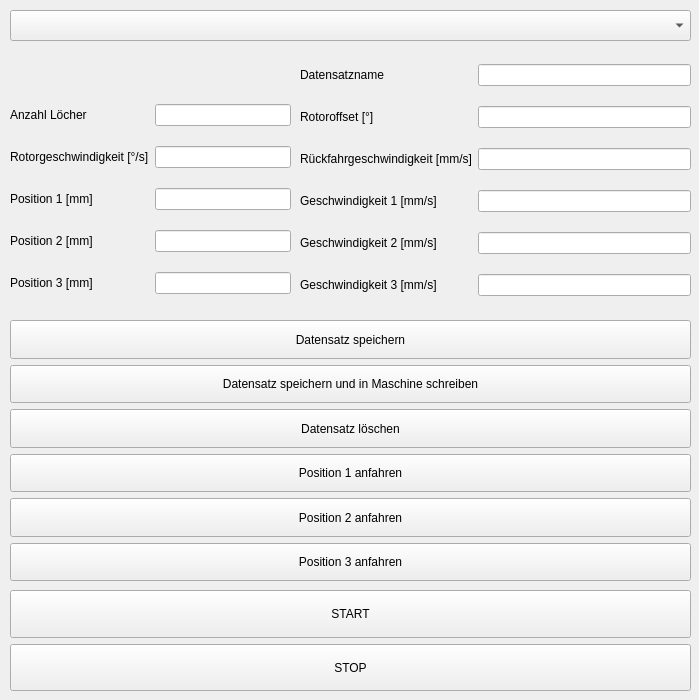
sicheider/Bohrvorrichtung, file Interface.ui: the form before one commit.
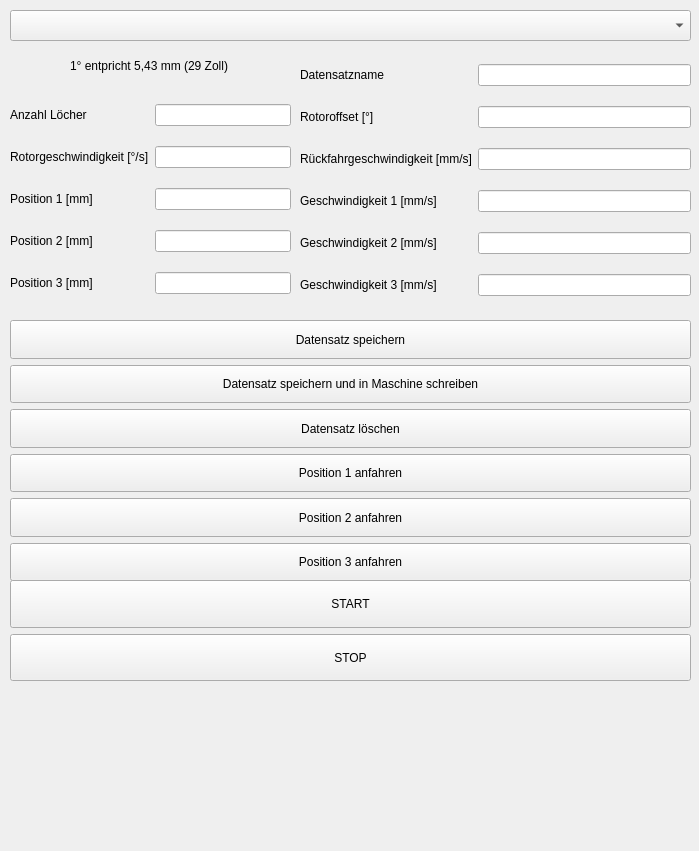
The form after the commit. Icons and pictures are not drawn.

```diff
--- a/Interface.ui
+++ b/Interface.ui
@@ -7,7 +7,7 @@
     <x>0</x>
     <y>0</y>
     <width>699</width>
-    <height>700</height>
+    <height>851</height>
    </rect>
   </property>
   <property name="windowTitle">
@@ -273,7 +273,7 @@
     <property name="geometry">
      <rect>
       <x>10</x>
-      <y>590</y>
+      <y>580</y>
       <width>681</width>
       <height>101</height>
      </rect>
@@ -307,6 +307,35 @@
      </item>
     </layout>
    </widget>
+   <widget class="QLabel" name="label_2">
+    <property name="geometry">
+     <rect>
+      <x>20</x>
+      <y>690</y>
+      <width>661</width>
+      <height>131</height>
+     </rect>
+    </property>
+    <property name="text">
+     <string/>
+    </property>
+    <property name="pixmap">
+     <pixmap>schemaLineareinheitGui.png</pixmap>
+    </property>
+   </widget>
+   <widget class="QLabel" name="label_8">
+    <property name="geometry">
+     <rect>
+      <x>70</x>
+      <y>50</y>
+      <width>181</width>
+      <height>31</height>
+     </rect>
+    </property>
+    <property name="text">
+     <string>1° entpricht 5,43 mm (29 Zoll)</string>
+    </property>
+   </widget>
   </widget>
  </widget>
  <resources/>
```
Left out of the diff: 32 changed lines with no effect on the pictures.
